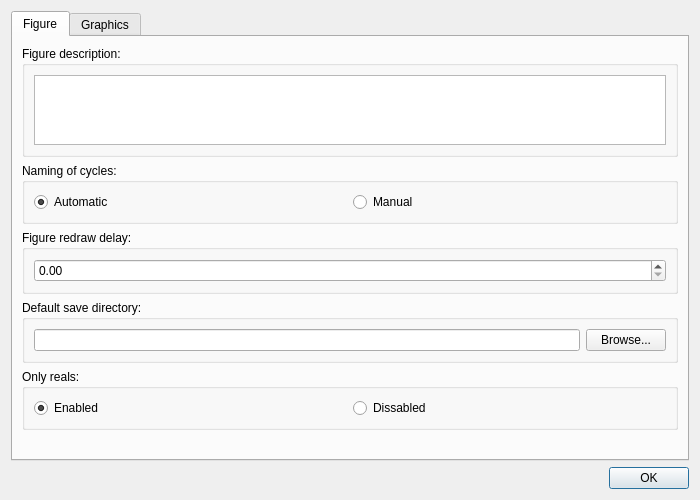
The window that forms/settingsdialog.ui (lhutton1/moebinv-gui) describes before a commit, drawn with Qt 5.
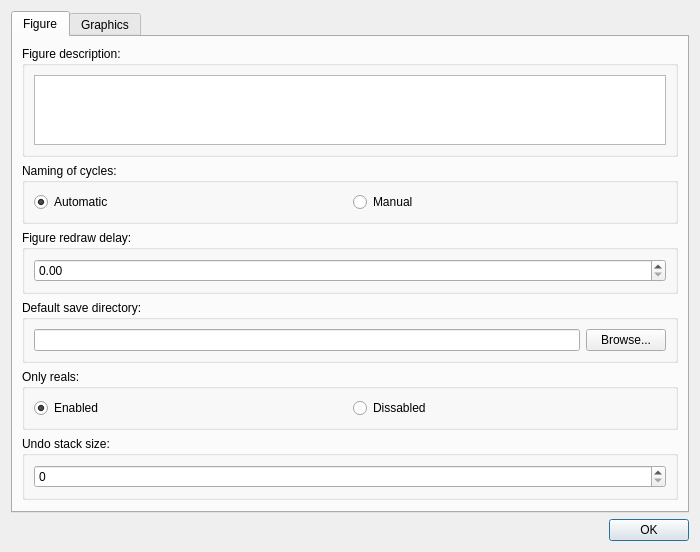
The same window after the commit.

The edit to the form file:
```diff
--- a/forms/settingsdialog.ui
+++ b/forms/settingsdialog.ui
@@ -126,6 +126,18 @@
          </layout>
         </widget>
        </item>
+       <item>
+        <widget class="QGroupBox" name="groupBox_8">
+         <property name="title">
+          <string>Undo stack size:</string>
+         </property>
+         <layout class="QVBoxLayout" name="verticalLayout_6">
+          <item>
+           <widget class="QSpinBox" name="spinBox"/>
+          </item>
+         </layout>
+        </widget>
+       </item>
        <item>
         <spacer name="verticalSpacer">
          <property name="orientation">
```
